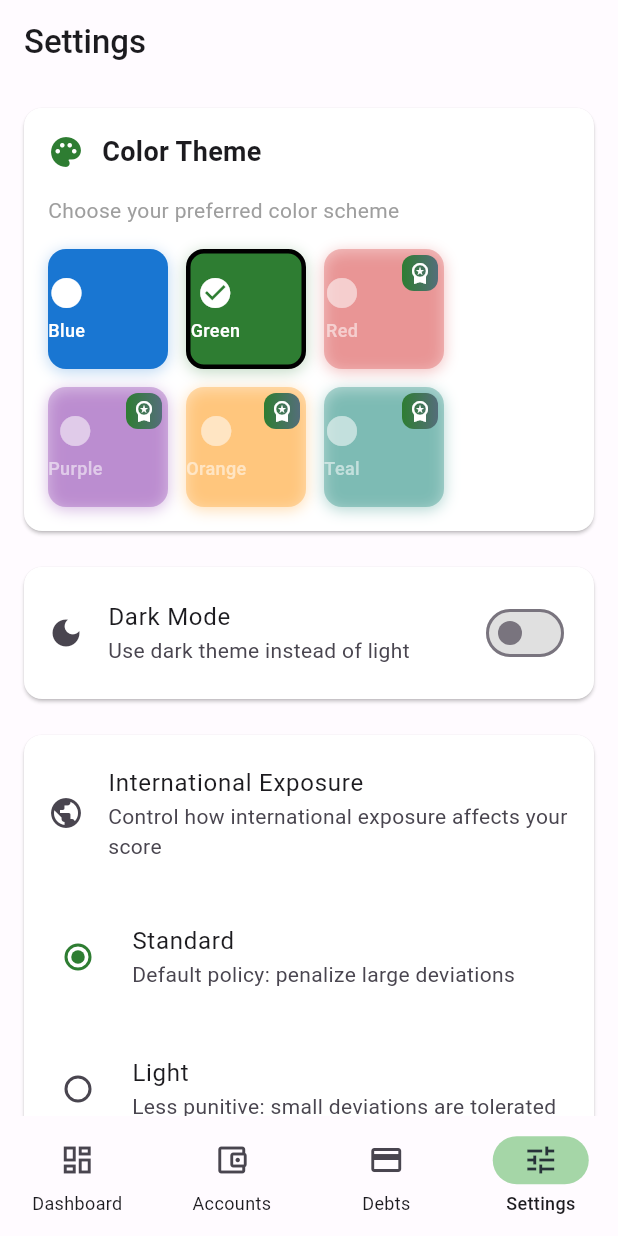
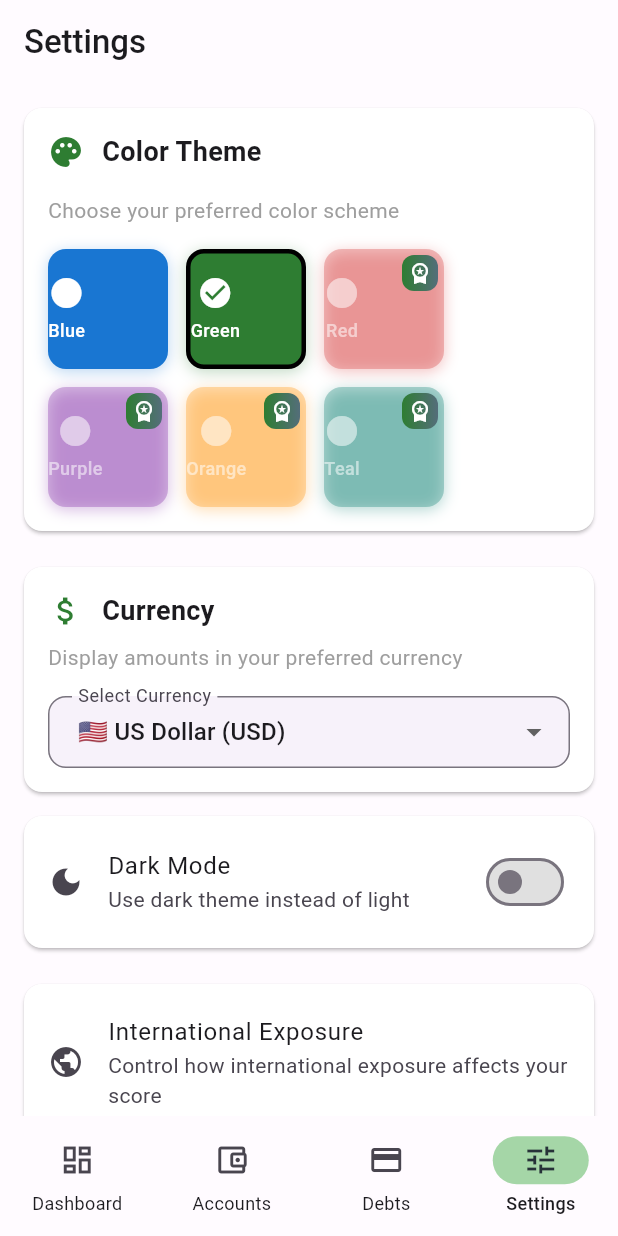
Before and after one commit to platinummorgan/rebalance, a Flutter app: the screen it shows after launch, item 4 of the bottom bar chosen, on a phone screen of 412 x 824 dp. Run offline on Flutter 3.47's test engine with Material 3 defaults, Android fonts, the light colour scheme and no system bars; our stand-ins replace csv, fl_chart, flutter_riverpod, flutter_secure_storage, go_router, hive and 5 more; missing offline and left inert: dart:html; accounts and stored records are empty.

Commit message:
Add currency selector (USD, EUR, INR, THB)
- Add currency field to Settings model (v2 schema migration)
- Create CurrencyFormatter utility with format() and formatCompact()
- Add currency dropdown UI in Settings screen with flag emojis
- Support USD (default), EUR, INR, THB currencies
- All existing users default to USD

```diff
--- a/lib/data/models.dart
+++ b/lib/data/models.dart
@@ -449,6 +449,9 @@ class Settings extends HiveObject {
   double
       financialHealthGlobalScale; // global damping applied to per-dial impacts
 
+  @HiveField(25)
+  String currency; // Currency code: 'USD', 'EUR', 'INR', 'THB'
+
   Settings({
     required this.riskBand,
     required this.monthlyEssentials,
@@ -475,6 +478,7 @@ class Settings extends HiveObject {
     this.intlPenaltyScale = 60.0,
     this.financialHealthBaseline = 75.0,
     this.financialHealthGlobalScale = 0.6,
+    this.currency = 'USD', // Default to USD
   });
 
   // Target bond allocation based on risk band
--- a/lib/data/repositories.dart
+++ b/lib/data/repositories.dart
@@ -23,7 +23,7 @@ class RepositoryService {
 
   static bool _initialized = false;
   static const int _currentSchemaVersion =
-      1; // Increment when adding new fields
+      2; // Increment when adding new fields - v2: Added currency field
 
   static Future<void> initialize() async {
     if (_initialized) return;
@@ -278,6 +278,9 @@ class RepositoryService {
         debugPrint('[Migration] v1: Migrated ${accounts.length} accounts');
       }
 
+      // Migration v1 → v2: Added currency field to Settings
+      // No action needed - defaults to 'USD' in constructor
+
       // Update schema version in settings
       final updatedSettings = Settings(
         riskBand: settings.riskBand,
@@ -295,6 +298,17 @@ class RepositoryService {
         monthlyIncome: settings.monthlyIncome,
         incomeMultiplierFallback: settings.incomeMultiplierFallback,
         schemaVersion: _currentSchemaVersion,
+        concentrationRiskSnoozedUntil: settings.concentrationRiskSnoozedUntil,
+        concentrationRiskResolvedAt: settings.concentrationRiskResolvedAt,
+        homeCountry: settings.homeCountry,
+        globalDiversificationMode: settings.globalDiversificationMode,
+        intlTargetOverride: settings.intlTargetOverride,
+        intlTolerancePct: settings.intlTolerancePct,
+        intlFloorPct: settings.intlFloorPct,
+        intlPenaltyScale: settings.intlPenaltyScale,
+        financialHealthBaseline: settings.financialHealthBaseline,
+        financialHealthGlobalScale: settings.financialHealthGlobalScale,
+        currency: settings.currency, // Will default to 'USD' for existing users
       );
       await _settingsBox.put('main', updatedSettings);
 
--- a/lib/features/targets/targets_screen.dart
+++ b/lib/features/targets/targets_screen.dart
@@ -131,6 +131,77 @@ class TargetsScreen extends ConsumerWidget {
                           ),
                         );
                       }).toList(),
+                    ),
+                  ],
+                ),
+              ),
+            ),
+
+            // Currency Section
+            Card(
+              margin: const EdgeInsets.symmetric(horizontal: 16, vertical: 8),
+              child: Padding(
+                padding: const EdgeInsets.all(16),
+                child: Column(
+                  crossAxisAlignment: CrossAxisAlignment.start,
+                  children: [
+                    Row(
+                      children: [
+                        Icon(
+                          Icons.attach_money,
+                          color: Theme.of(context).colorScheme.primary,
+                        ),
+                        const SizedBox(width: 12),
+                        const Text(
+                          'Currency',
+                          style: TextStyle(
+                            fontSize: 18,
+                            fontWeight: FontWeight.w600,
+                          ),
+                        ),
+                      ],
+                    ),
+                    const SizedBox(height: 8),
+                    const Text(
+                      'Display amounts in your preferred currency',
+                      style: TextStyle(color: Colors.grey, fontSize: 14),
+                    ),
+                    const SizedBox(height: 16),
+                    DropdownButtonFormField<String>(
+                      value: settings.currency,
+                      decoration: InputDecoration(
+                        labelText: 'Select Currency',
+                        border: OutlineInputBorder(
+                          borderRadius: BorderRadius.circular(8),
+                        ),
+                        contentPadding: const EdgeInsets.symmetric(
+                          horizontal: 16,
+                          vertical: 12,
+                        ),
+                      ),
+                      items: const [
+                        DropdownMenuItem(
+                          value: 'USD',
+                          child: Text('🇺🇸 US Dollar (USD)'),
+                        ),
+                        DropdownMenuItem(
+                          value: 'EUR',
+                          child: Text('🇪🇺 Euro (EUR)'),
+                        ),
+                        DropdownMenuItem(
+                          value: 'INR',
+                          child: Text('🇮🇳 Indian Rupee (INR)'),
+                        ),
+                        DropdownMenuItem(
+                          value: 'THB',
+                          child: Text('🇹🇭 Thai Baht (THB)'),
+                        ),
+                      ],
+                      onChanged: (value) {
+                        if (value != null) {
+                          _updateCurrency(ref, value);
+                        }
+                      },
                     ),
                   ],
                 ),
@@ -398,6 +469,43 @@ class TargetsScreen extends ConsumerWidget {
     }
   }
 
+  void _updateCurrency(WidgetRef ref, String currency) {
+    final settingsNotifier = ref.read(settingsProvider.notifier);
+    final currentSettings = ref.read(settingsProvider).value;
+    if (currentSettings != null) {
+      final updatedSettings = Settings(
+        riskBand: currentSettings.riskBand,
+        monthlyEssentials: currentSettings.monthlyEssentials,
+        driftThresholdPct: currentSettings.driftThresholdPct,
+        notificationsEnabled: currentSettings.notificationsEnabled,
+        usEquityTargetPct: currentSettings.usEquityTargetPct,
+        isPro: currentSettings.isPro,
+        biometricLockEnabled: currentSettings.biometricLockEnabled,
+        darkModeEnabled: currentSettings.darkModeEnabled,
+        colorTheme: currentSettings.colorTheme,
+        liquidityBondHaircut: currentSettings.liquidityBondHaircut,
+        bucketCap: currentSettings.bucketCap,
+        employerStockThreshold: currentSettings.employerStockThreshold,
+        monthlyIncome: currentSettings.monthlyIncome,
+        incomeMultiplierFallback: currentSettings.incomeMultiplierFallback,
+        schemaVersion: currentSettings.schemaVersion,
+        concentrationRiskSnoozedUntil:
+            currentSettings.concentrationRiskSnoozedUntil,
+        concentrationRiskResolvedAt: currentSettings.concentrationRiskResolvedAt,
+        homeCountry: currentSettings.homeCountry,
+        globalDiversificationMode: currentSettings.globalDiversificationMode,
+        intlTargetOverride: currentSettings.intlTargetOverride,
+        intlTolerancePct: currentSettings.intlTolerancePct,
+        intlFloorPct: currentSettings.intlFloorPct,
+        intlPenaltyScale: currentSettings.intlPenaltyScale,
+        financialHealthBaseline: currentSettings.financialHealthBaseline,
+        financialHealthGlobalScale: currentSettings.financialHealthGlobalScale,
+        currency: currency, // Update currency
+      );
+      settingsNotifier.updateSettings(updatedSettings);
+    }
+  }
+
   void _updateDiversificationMode(WidgetRef ref, String mode) {
     final settingsNotifier = ref.read(settingsProvider.notifier);
     final currentSettings = ref.read(settingsProvider).value;
```
Also changed, not shown: lib/utils/currency_formatter.dart (added, +72 -0 lines), lib/data/models.g.dart.
